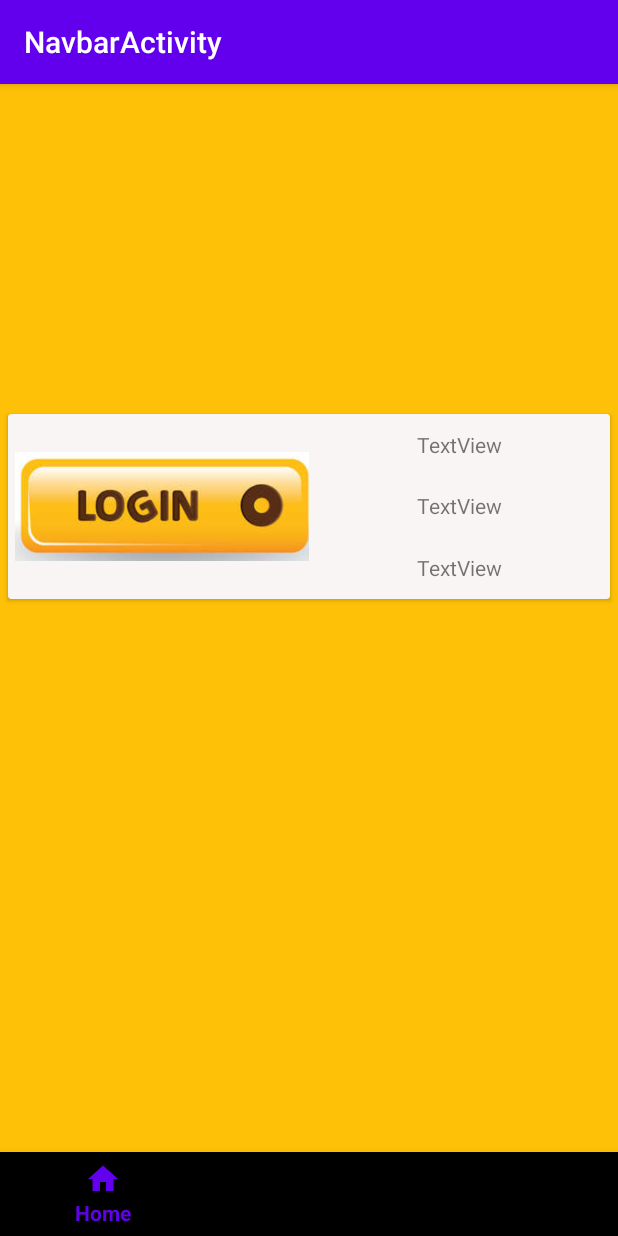
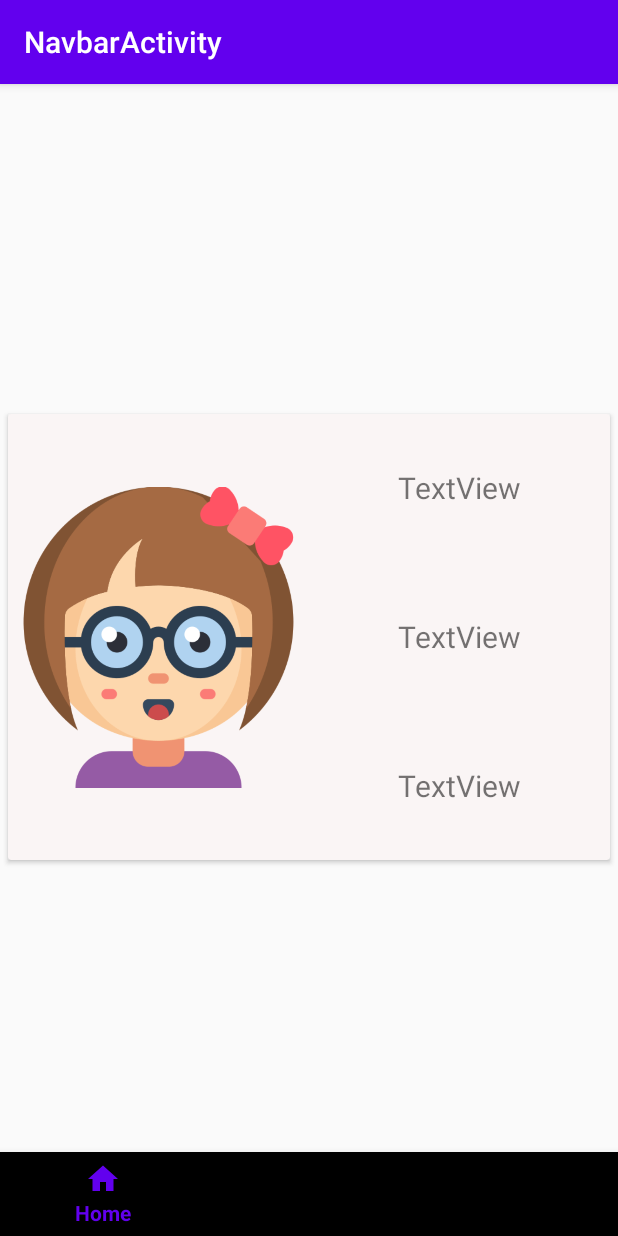
Before and after one commit to zotoavina/kidseduc, an Android app: the fragment ProfilFragment placed in its activity, on a phone screen of 412 x 824 dp. Run offline under Robolectric (Android 15) with nearby library versions, the phone set to English and light mode, and no system bars; our stand-ins replace Volley, navigation-ui; network calls fail.

Commit message:
design of profil pages

```diff
--- a/app/src/main/java/com/example/kidseduc/ProfilFragment.java
+++ b/app/src/main/java/com/example/kidseduc/ProfilFragment.java
@@ -3,22 +3,41 @@ package com.example.kidseduc;
 import android.os.Bundle;
 import android.support.annotation.Nullable;
 import android.support.v4.app.Fragment;
+import android.support.v7.widget.RecyclerView;
+import android.util.Log;
 import android.view.LayoutInflater;
 import android.view.View;
 import android.view.ViewGroup;
+import android.widget.ImageView;
+import android.widget.TextView;
+
+import com.example.kidseduc.controllers.UserController;
+import com.example.kidseduc.models.Lesson;
+import com.example.kidseduc.models.User;
+import com.example.kidseduc.utils.LessonListAdapter;
 
 /**
  * A simple {@link Fragment} subclass.
  * create an instance of this fragment.
  */
 public class ProfilFragment extends Fragment {
+    private User user ;
+    private UserController userController;
+
     @Nullable
     @Override
     public View onCreateView(LayoutInflater inflater, @Nullable ViewGroup container, @Nullable Bundle savedInstanceState) {
-        //just change the fragment_dashboard
-        //with the fragment you want to inflate
-        //like if the class is HomeFragment it should have R.layout.home_fragment
-        //if it is DashboardFragment it should have R.layout.fragment_dashboard
-        return inflater.inflate(R.layout.fragment_profil, null);
+        userController = UserController.getUserController();
+        View view =  inflater.inflate(R.layout.fragment_profil, null);
+        view.setBackgroundColor(34);
+        return view;
+    }
+
+    private View setStyleBySex(View view){
+        view.setBackgroundColor(18);
+        if(user.getSex()==0){
+            view.setBackgroundColor(365);
+        }
+        return view;
     }
 }
--- a/app/src/main/java/com/example/kidseduc/controllers/UserController.java
+++ b/app/src/main/java/com/example/kidseduc/controllers/UserController.java
@@ -49,7 +49,8 @@ public  class UserController extends BaseController{
         user.setEmail(email);
     }
 
-    public String login()throws Exception{
+    public String
+    login()throws Exception{
         String url = "http://10.0.2.2:8080/api/user/login";
         JSONObject parameter = new JSONObject();
         parameter.put("password", user.getPassword());
--- a/app/src/main/java/com/example/kidseduc/models/User.java
+++ b/app/src/main/java/com/example/kidseduc/models/User.java
@@ -7,6 +7,15 @@ public class User extends BaseModal implements Serializable {
     private String password;
     private String email;
     private int age;
+    private int sex;
+
+    public int getSex() {
+        return sex;
+    }
+
+    public void setSex(int sex) {
+        this.sex = sex;
+    }
 
     public String getEmail() {
         return email;
--- a/app/src/main/res/layout/fragment_profil.xml
+++ b/app/src/main/res/layout/fragment_profil.xml
@@ -4,7 +4,7 @@
     xmlns:tools="http://schemas.android.com/tools"
     android:layout_width="match_parent"
     android:layout_height="match_parent"
-    android:background="#FFC107"
+    android:background="#F8D0DE"
     tools:context=".ProfilFragment">
 
     <android.support.v7.widget.CardView
@@ -19,25 +19,29 @@
 
         <android.support.constraint.ConstraintLayout
             android:layout_width="match_parent"
-            android:layout_height="wrap_content">
+            android:layout_height="297dp">
 
             <LinearLayout
                 android:layout_width="match_parent"
-                android:layout_height="match_parent">
+                android:layout_height="wrap_content"
+                app:layout_constraintBottom_toBottomOf="parent"
+                app:layout_constraintEnd_toEndOf="parent"
+                app:layout_constraintStart_toStartOf="parent"
+                app:layout_constraintTop_toTopOf="parent">
 
                 <LinearLayout
                     android:layout_width="match_parent"
-                    android:layout_height="match_parent"
+                    android:layout_height="wrap_content"
                     android:layout_weight="1"
                     android:gravity="center"
                     android:orientation="horizontal">
 
                     <ImageView
-                        android:id="@+id/imageView9"
-                        android:layout_width="200dp"
+                        android:id="@+id/imageView6"
+                        android:layout_width="match_parent"
                         android:layout_height="wrap_content"
-                        android:layout_marginStart="8dp"
-                        android:src="@drawable/login" />
+                        android:layout_weight="1"
+                        android:src="@mipmap/girl" />
                 </LinearLayout>
 
                 <LinearLayout
@@ -48,28 +52,31 @@
                     android:orientation="vertical">
 
                     <TextView
-                        android:id="@+id/textView19"
+                        android:id="@+id/profil_name"
                         android:layout_width="match_parent"
                         android:layout_height="0dp"
                         android:layout_weight="1"
                         android:gravity="center"
-                        android:text="TextView" />
+                        android:text="TextView"
+                        android:textSize="20sp" />
 
                     <TextView
-                        android:id="@+id/textView20"
+                        android:id="@+id/profil_age"
                         android:layout_width="match_parent"
                         android:layout_height="0dp"
                         android:layout_weight="1"
                         android:gravity="center"
-                        android:text="TextView" />
+                        android:text="TextView"
+                        android:textSize="20sp" />
 
                     <TextView
-                        android:id="@+id/textView21"
+                        android:id="@+id/profil_email"
                         android:layout_width="match_parent"
                         android:layout_height="0dp"
                         android:layout_weight="1"
                         android:gravity="center"
-                        android:text="TextView" />
+                        android:text="TextView"
+                        android:textSize="20sp" />
                 </LinearLayout>
             </LinearLayout>
 
```
Also changed, not shown: app/src/main/res/mipmap-mdpi/boy.png (added), app/src/main/res/mipmap-mdpi/girl.png (added).
